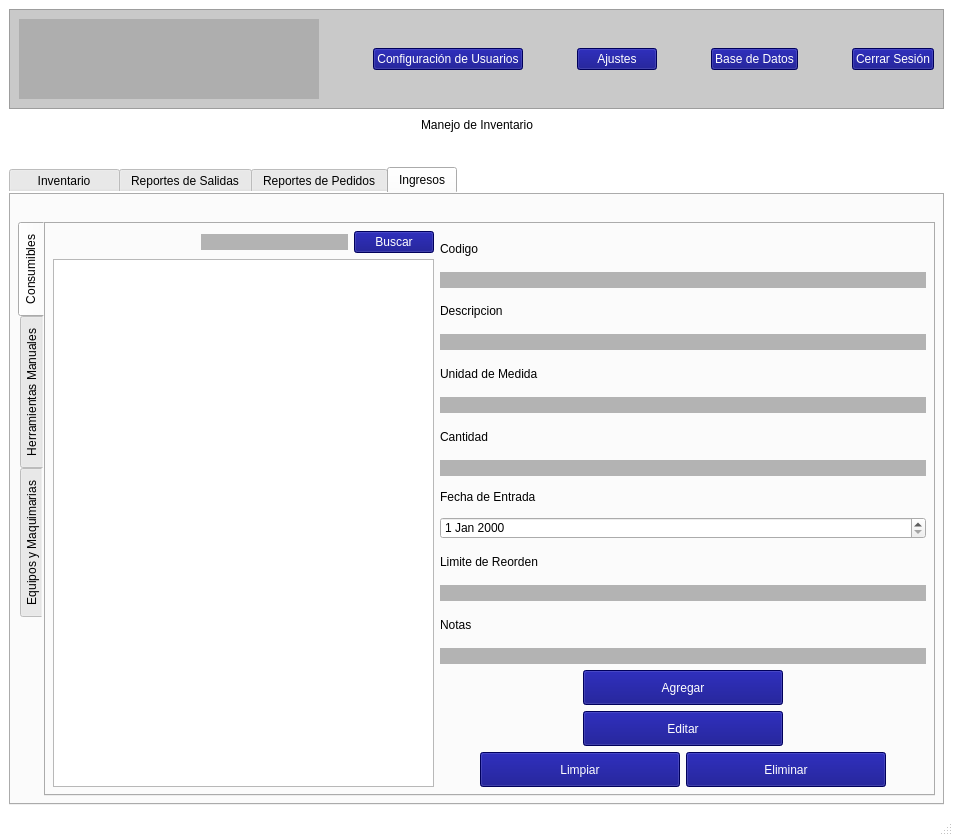
Old version of the form ui/menu_principal.ui in the repository juliosi02/YSR-Control-de-Inventario.
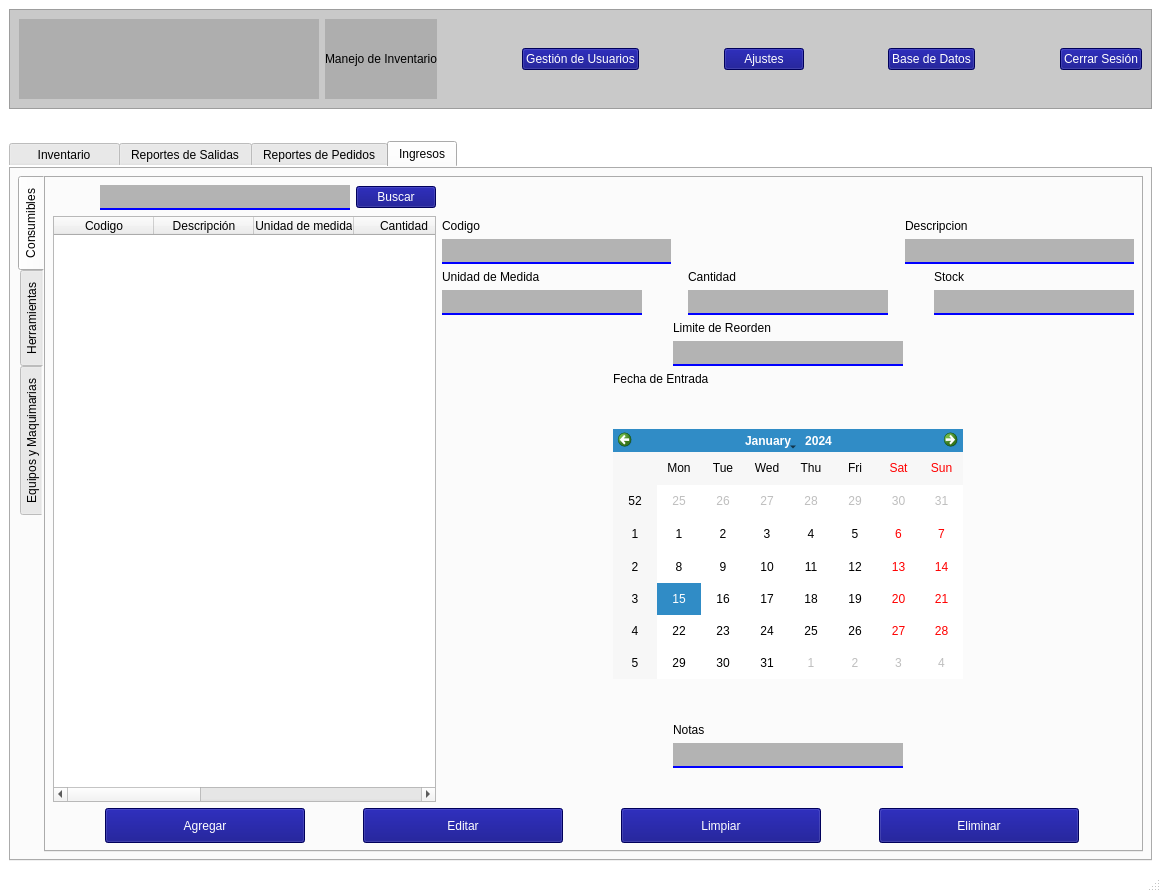
New version of the form. The open tabs and pages were chosen to show the change. Icons and pictures are not drawn.

Commit message: Correciones del dia sabado listas(casi todas) arreglos en los metodos de agg consumibles y herramientas se le añadieron validaciones a los metodos de editar y agg herramientas y consumibles arreglos en la ui de menu principal en los apartados de añadir herramientas y consumibles

Patch:
```diff
--- a/ui/menu_principal.ui
+++ b/ui/menu_principal.ui
@@ -6,10 +6,16 @@
    <rect>
     <x>0</x>
     <y>0</y>
-    <width>953</width>
-    <height>836</height>
+    <width>1161</width>
+    <height>892</height>
    </rect>
   </property>
+  <property name="minimumSize">
+   <size>
+    <width>1161</width>
+    <height>892</height>
+   </size>
+  </property>
   <property name="maximumSize">
    <size>
     <width>16777215</width>
@@ -28,7 +34,10 @@
 QLineEdit{
 	color: rgb(0, 0, 0);
 	border:0;
-	background-color: rgb(106, 106, 106, 0.5);
+	background-color: rgba(106, 106, 106, 0.5);
+	font: 75 12pt &quot;Arial&quot;;
+border:none;
+border-bottom:2px solid blue;
 }
 QMainWindow{
 	background-color: rgb(255, 255, 255);
@@ -52,7 +61,7 @@
 }
 QComboBox{
 	
-	background-color: rgb(102, 102, 102, 0.5);
+	background-color: rgba(102, 102, 102, 0.5);
 	font: 75 11pt &quot;Arial&quot;;
 }
 QTableWidget{
@@ -65,7 +74,7 @@
     <item>
      <widget class="QFrame" name="frame">
       <property name="styleSheet">
-       <string notr="true">background-color: rgb(147, 147, 147, 0.5);</string>
+       <string notr="true">background-color: rgba(147, 147, 147, 0.5);</string>
       </property>
       <property name="frameShape">
        <enum>QFrame::StyledPanel</enum>
@@ -103,6 +112,16 @@
          </item>
          <item>
           <layout class="QHBoxLayout" name="horizontalLayout">
+           <item>
+            <widget class="QLabel" name="label_7">
+             <property name="styleSheet">
+              <string notr="true">font: 48pt &quot;Playbill&quot;;</string>
+             </property>
+             <property name="text">
+              <string>Manejo de Inventario</string>
+             </property>
+            </widget>
+           </item>
            <item>
             <spacer name="horizontalSpacer_23">
              <property name="orientation">
@@ -123,7 +142,7 @@
 background-color: rgb(0, 0, 127);</string>
              </property>
              <property name="text">
-              <string>Configuración de Usuarios</string>
+              <string>Gestión de Usuarios</string>
              </property>
             </widget>
            </item>
@@ -206,46 +225,6 @@
       </layout>
      </widget>
     </item>
-    <item>
-     <layout class="QHBoxLayout" name="horizontalLayout_16">
-      <item>
-       <spacer name="horizontalSpacer_25">
-        <property name="orientation">
-         <enum>Qt::Horizontal</enum>
-        </property>
-        <property name="sizeHint" stdset="0">
-         <size>
-          <width>40</width>
-          <height>20</height>
-         </size>
-        </property>
-       </spacer>
-      </item>
-      <item>
-       <widget class="QLabel" name="label_7">
-        <property name="styleSheet">
-         <string notr="true">font: 48pt &quot;Playbill&quot;;</string>
-        </property>
-        <property name="text">
-         <string>Manejo de Inventario</string>
-        </property>
-       </widget>
-      </item>
-      <item>
-       <spacer name="horizontalSpacer_26">
-        <property name="orientation">
-         <enum>Qt::Horizontal</enum>
-        </property>
-        <property name="sizeHint" stdset="0">
-         <size>
-          <width>40</width>
-          <height>20</height>
-         </size>
-        </property>
-       </spacer>
-      </item>
-     </layout>
-    </item>
     <item>
      <layout class="QHBoxLayout" name="horizontalLayout_17">
       <item>
@@ -272,6 +251,12 @@
     </item>
     <item>
      <widget class="QTabWidget" name="tabWidget">
+      <property name="minimumSize">
+       <size>
+        <width>0</width>
+        <height>0</height>
+       </size>
+      </property>
       <property name="currentIndex">
        <number>2</number>
       </property>
@@ -3054,19 +3039,6 @@
         <string>Ingresos</string>
        </attribute>
        <layout class="QVBoxLayout" name="verticalLayout_77">
-        <item>
-         <spacer name="horizontalSpacer_75">
-          <property name="orientation">
-           <enum>Qt::Horizontal</enum>
-          </property>
-          <property name="sizeHint" stdset="0">
-           <size>
-            <width>912</width>
-            <height>20</height>
-           </size>
-          </property>
-         </spacer>
-        </item>
         <item>
          <widget class="QTabWidget" name="tabWidget_reportes_2">
           <property name="minimumSize">
@@ -3106,7 +3078,9 @@
            <attribute name="title">
             <string>Consumibles</string>
            </attribute>
-           <layout class="QHBoxLayout" name="horizontalLayout_18">
+           <layout class="QVBoxLayout" name="verticalLayout_112">
+            <item>
+             <layout class="QHBoxLayout" name="horizontalLayout_97">
             <item>
              <layout class="QVBoxLayout" name="verticalLayout_39">
               <item>
@@ -3125,7 +3099,20 @@
                  </spacer>
                 </item>
                 <item>
-                 <widget class="QLineEdit" name="lineEdit_busqueda_C"/>
+                   <widget class="QLineEdit" name="lineEdit_busqueda_C">
+                    <property name="minimumSize">
+                     <size>
+                      <width>250</width>
+                      <height>25</height>
+                     </size>
+                    </property>
+                    <property name="maximumSize">
+                     <size>
+                      <width>250</width>
+                      <height>25</height>
+                     </size>
+                    </property>
+                   </widget>
                 </item>
                 <item>
                  <widget class="QPushButton" name="btn_buscar_ConsAgg">
@@ -3137,14 +3124,68 @@
                </layout>
               </item>
               <item>
-               <widget class="QTableWidget" name="tableWidget_AggCons"/>
+                 <widget class="QTableWidget" name="tableWidget_AggCons">
+                  <column>
+                   <property name="text">
+                    <string>Codigo</string>
+                   </property>
+                  </column>
+                  <column>
+                   <property name="text">
+                    <string>Descripción</string>
+                   </property>
+                  </column>
+                  <column>
+                   <property name="text">
+                    <string>Unidad de medida</string>
+                   </property>
+                  </column>
+                  <column>
+                   <property name="text">
+                    <string>Cantidad</string>
+                   </property>
+                  </column>
+                  <column>
+                   <property name="text">
+                    <string>Stock</string>
+                   </property>
+                  </column>
+                  <column>
+                   <property name="text">
+                    <string>Limite de Reorden</string>
+                   </property>
+                  </column>
+                  <column>
+                   <property name="text">
+                    <string>Fecha de entrada</string>
+                   </property>
+                  </column>
+                  <column>
+                   <property name="text">
+                    <string>Notas</string>
+                   </property>
+                  </column>
+                 </widget>
               </item>
              </layout>
             </item>
             <item>
-             <layout class="QVBoxLayout" name="verticalLayout_46">
+               <layout class="QVBoxLayout" name="verticalLayout_111">
               <item>
-               <layout class="QVBoxLayout" name="verticalLayout_25">
+                 <spacer name="verticalSpacer_10">
+                  <property name="orientation">
+                   <enum>Qt::Vertical</enum>
+                  </property>
+                  <property name="sizeHint" stdset="0">
+                   <size>
+                    <width>20</width>
+                    <height>40</height>
+                   </size>
+                  </property>
+                 </spacer>
+                </item>
+                <item>
+                 <layout class="QHBoxLayout" name="horizontalLayout_22">
                 <item>
                  <layout class="QVBoxLayout" name="verticalLayout_42">
                   <item>
@@ -3155,12 +3196,38 @@
                    </widget>
                   </item>
                   <item>
-                   <widget class="QLineEdit" name="txt_codigo_consAgg"/>
+                     <widget class="QLineEdit" name="txt_codigo_consAgg">
+                      <property name="minimumSize">
+                       <size>
+                        <width>200</width>
+                        <height>25</height>
+                       </size>
+                      </property>
+                      <property name="maximumSize">
+                       <size>
+                        <width>250</width>
+                        <height>25</height>
+                       </size>
+                      </property>
+                     </widget>
                   </item>
                  </layout>
                 </item>
                 <item>
-                 <layout class="QVBoxLayout" name="verticalLayout_44">
+                   <spacer name="horizontalSpacer_50">
+                    <property name="orientation">
+                     <enum>Qt::Horizontal</enum>
+                    </property>
+                    <property name="sizeHint" stdset="0">
+                     <size>
+                      <width>40</width>
+                      <height>20</height>
+                     </size>
+                    </property>
+                   </spacer>
+                  </item>
+                  <item>
+                   <layout class="QVBoxLayout" name="verticalLayout_25">
                   <item>
                    <widget class="QLabel" name="label_19">
                     <property name="text">
@@ -3169,10 +3236,27 @@
                    </widget>
                   </item>
                   <item>
-                   <widget class="QLineEdit" name="txt_descrip_consAgg"/>
+                     <widget class="QLineEdit" name="txt_descrip_consAgg">
+                      <property name="minimumSize">
+                       <size>
+                        <width>200</width>
+                        <height>25</height>
+                       </size>
+                      </property>
+                      <property name="maximumSize">
+                       <size>
+                        <width>250</width>
+                        <height>25</height>
+                       </size>
+                      </property>
+                     </widget>
                   </item>
                  </layout>
                 </item>
+                 </layout>
+                </item>
+                <item>
+                 <layout class="QHBoxLayout" name="horizontalLayout_23">
                 <item>
                  <layout class="QVBoxLayout" name="verticalLayout_43">
                   <item>
@@ -3183,12 +3267,38 @@
                    </widget>
                   </item>
                   <item>
-                   <widget class="QLineEdit" name="txt_uni_medConsagg"/>
+                     <widget class="QLineEdit" name="txt_uni_medConsagg">
+                      <property name="minimumSize">
+                       <size>
+                        <width>200</width>
+                        <height>25</height>
+                       </size>
+                      </property>
+                      <property name="maximumSize">
+                       <size>
+                        <width>250</width>
+                        <height>25</height>
+                       </size>
+                      </property>
+                     </widget>
                   </item>
                  </layout>
                 </item>
                 <item>
-                 <layout class="QVBoxLayout" name="verticalLayout_47">
+                   <spacer name="horizontalSpacer_54">
+                    <property name="orientation">
+                     <enum>Qt::Horizontal</enum>
+                    </property>
+                    <property name="sizeHint" stdset="0">
+                     <size>
+                      <width>40</width>
+                      <height>20</height>
+                     </size>
+                    </property>
+                   </spacer>
+                  </item>
+                  <item>
+                   <layout class="QVBoxLayout" name="verticalLayout_44">
                   <item>
                    <widget class="QLabel" name="label_22">
                     <property name="text">
@@ -3198,6 +3308,18 @@
                   </item>
                   <item>
                    <widget class="QLineEdit" name="txt_cant_ConsAgg">
+                      <property name="minimumSize">
+                       <size>
+                        <width>200</width>
+                        <height>25</height>
+                       </size>
+                      </property>
+                      <property name="maximumSize">
+                       <size>
+                        <width>250</width>
+                        <height>25</height>
+                       </size>
+                      </property>
                     <property name="text">
                      <string/>
                     </property>
@@ -3206,21 +3328,67 @@
                  </layout>
                 </item>
                 <item>
-                 <layout class="QVBoxLayout" name="verticalLayout_22">
+                   <spacer name="horizontalSpacer_55">
+                    <property name="orientation">
+                     <enum>Qt::Horizontal</enum>
+                    </property>
+                    <property name="sizeHint" stdset="0">
+                     <size>
+                      <width>40</width>
+                      <height>20</height>
+                     </size>
+                    </property>
+                   </spacer>
+                  </item>
                   <item>
-                   <widget class="QLabel" name="label_21">
+                   <layout class="QVBoxLayout" name="verticalLayout_48">
+                    <item>
+                     <widget class="QLabel" name="label_45">
                     <property name="text">
-                     <string>Fecha de Entrada</string>
+                       <string>Stock</string>
                     </property>
                    </widget>
                   </item>
                   <item>
-                   <widget class="QDateEdit" name="dateEdit_fechEConsAGG"/>
+                     <widget class="QLineEdit" name="txt_stock_ConsAgg">
+                      <property name="minimumSize">
+                       <size>
+                        <width>200</width>
+                        <height>25</height>
+                       </size>
+                      </property>
+                      <property name="maximumSize">
+                       <size>
+                        <width>250</width>
+                        <height>25</height>
+                       </size>
+                      </property>
+                      <property name="text">
+                       <string/>
+                      </property>
+                     </widget>
                   </item>
                  </layout>
                 </item>
+                 </layout>
+                </item>
                 <item>
-                 <layout class="QVBoxLayout" name="verticalLayout_50">
+                 <layout class="QHBoxLayout" name="horizontalLayout_21">
+                  <item>
+                   <spacer name="horizontalSpacer_56">
+                    <property name="orientation">
+                     <enum>Qt::Horizontal</enum>
+                    </property>
+                    <property name="sizeHint" stdset="0">
+                     <size>
+                      <width>40</width>
+                      <height>20</height>
+                     </size>
+                    </property>
+                   </spacer>
+                  </item>
+                  <item>
+                   <layout class="QVBoxLayout" name="verticalLayout_46">
                   <item>
                    <widget class="QLabel" name="label_24">
                     <property name="text">
@@ -3230,6 +3398,18 @@
                   </item>
                   <item>
                    <widget class="QLineEdit" name="txt_limite_reorden_AGgCons">
+                      <property name="minimumSize">
+                       <size>
+                        <width>200</width>
+                        <height>25</height>
+                       </size>
+                      </property>
+                      <property name="maximumSize">
+                       <size>
+                        <width>250</width>
+                        <height>25</height>
+                       </size>
+                      </property>
                     <property name="text">
                      <string/>
                     </property>
@@ -3238,7 +3418,120 @@
                  </layout>
                 </item>
                 <item>
-                 <layout class="QVBoxLayout" name="verticalLayout_48">
+                   <spacer name="horizontalSpacer_57">
+                    <property name="orientation">
+                     <enum>Qt::Horizontal</enum>
+                    </property>
+                    <property name="sizeHint" stdset="0">
+                     <size>
+                      <width>40</width>
+                      <height>20</height>
+                     </size>
+                    </property>
+                   </spacer>
+                  </item>
+                 </layout>
+                </item>
+                <item>
+                 <layout class="QHBoxLayout" name="horizontalLayout_95">
+                  <item>
+                   <spacer name="horizontalSpacer_58">
+                    <property name="orientation">
+                     <enum>Qt::Horizontal</enum>
+                    </property>
+                    <property name="sizeHint" stdset="0">
+                     <size>
+                      <width>40</width>
+                      <height>20</height>
+                     </size>
+                    </property>
+                   </spacer>
+                  </item>
+                  <item>
+                   <layout class="QVBoxLayout" name="verticalLayout_22">
+                    <item>
+                     <widget class="QLabel" name="label_21">
+                      <property name="text">
+                       <string>Fecha de Entrada</string>
+                      </property>
+                     </widget>
+                    </item>
+                    <item>
+                     <spacer name="verticalSpacer_13">
+                      <property name="orientation">
+                       <enum>Qt::Vertical</enum>
+                      </property>
+                      <property name="sizeHint" stdset="0">
+                       <size>
+                        <width>20</width>
+                        <height>40</height>
+                       </size>
+                      </property>
+                     </spacer>
+                    </item>
+                    <item>
+                     <widget class="QCalendarWidget" name="calendarWidget_2">
+                      <property name="minimumSize">
+                       <size>
+                        <width>350</width>
+                        <height>250</height>
+                       </size>
+                      </property>
+                      <property name="maximumSize">
+                       <size>
+                        <width>350</width>
+                        <height>250</height>
+                       </size>
+                      </property>
+                     </widget>
+                    </item>
+                    <item>
+                     <spacer name="verticalSpacer_14">
+                      <property name="orientation">
+                       <enum>Qt::Vertical</enum>
+                      </property>
+                      <property name="sizeHint" stdset="0">
+                       <size>
+                        <width>20</width>
+                        <height>40</height>
+                       </size>
+                      </property>
+                     </spacer>
+                    </item>
+                   </layout>
+                  </item>
+                  <item>
+                   <spacer name="horizontalSpacer_74">
+                    <property name="orientation">
+                     <enum>Qt::Horizontal</enum>
+                    </property>
+                    <property name="sizeHint" stdset="0">
+                     <size>
+                      <width>40</width>
+                      <height>20</height>
+                     </size>
+                    </property>
+                   </spacer>
+                  </item>
+                 </layout>
+                </item>
+                <item>
+                 <layout class="QHBoxLayout" name="horizontalLayout_96">
+                  <item>
+                   <spacer name="horizontalSpacer_103">
+                    <property name="orientation">
+                     <enum>Qt::Horizontal</enum>
+                    </property>
+                    <property name="sizeHint" stdset="0">
+                     <size>
+                      <width>40</width>
+                      <height>20</height>
+                     </size>
+                    </property>
+                   </spacer>
+                  </item>
+                  <item>
+                   <layout class="QVBoxLayout" name="verticalLayout_47">
                   <item>
                    <widget class="QLabel" name="label_23">
                     <property name="text">
@@ -3248,6 +3541,18 @@
                   </item>
                   <item>
                    <widget class="QLineEdit" name="txtbox_notasAggCons">
+                      <property name="minimumSize">
+                       <size>
+                        <width>200</width>
+                        <height>25</height>
+                       </size>
+                      </property>
+                      <property name="maximumSize">
+                       <size>
+                        <width>250</width>
+                        <height>25</height>
+                       </size>
+                      </property>
                     <property name="text">
                      <string/>
                     </property>
@@ -3255,14 +3560,8 @@
                   </item>
                  </layout>
                 </item>
-               </layout>
-              </item>
               <item>
-               <layout class="QVBoxLayout" name="verticalLayout_49">
-                <item>
-                 <layout class="QHBoxLayout" name="horizontalLayout_21">
-                  <item>
-                   <spacer name="horizontalSpacer_50">
+                   <spacer name="horizontalSpacer_104">
                     <property name="orientation">
                      <enum>Qt::Horizontal</enum>
                     </property>
@@ -3274,6 +3573,27 @@
                     </property>
                    </spacer>
                   </item>
+                 </layout>
+                </item>
+                <item>
+                 <spacer name="verticalSpacer_12">
+                  <property name="orientation">
+                   <enum>Qt::Vertical</enum>
+                  </property>
+                  <property name="sizeHint" stdset="0">
+                   <size>
+                    <width>20</width>
+                    <height>40</height>
+                   </size>
+                  </property>
+                 </spacer>
+                </item>
+               </layout>
+              </item>
+             </layout>
+            </item>
+            <item>
+             <layout class="QHBoxLayout" name="horizontalLayout_18">
                   <item>
                    <widget class="QPushButton" name="btn_agg_ConsAgg">
                     <property name="minimumSize">
@@ -3294,36 +3614,6 @@
                    </widget>
                   </item>
                   <item>
-                   <spacer name="horizontalSpacer_54">
-                    <property name="orientation">
-                     <enum>Qt::Horizontal</enum>
-                    </property>
-                    <property name="sizeHint" stdset="0">
-                     <size>
-                      <width>40</width>
-                      <height>20</height>
-                     </size>
-                    </property>
-                   </spacer>
-                  </item>
-                 </layout>
-                </item>
-                <item>
-                 <layout class="QHBoxLayout" name="horizontalLayout_22">
-                  <item>
-                   <spacer name="horizontalSpacer_55">
-                    <property name="orientation">
-                     <enum>Qt::Horizontal</enum>
-                    </property>
-                    <property name="sizeHint" stdset="0">
-                     <size>
-                      <width>40</width>
-                      <height>20</height>
-                     </size>
-                    </property>
-                   </spacer>
-                  </item>
-                  <item>
                    <widget class="QPushButton" name="btn_edit_ConsAgg">
                     <property name="minimumSize">
                      <size>
@@ -3343,36 +3633,6 @@
                    </widget>
                   </item>
                   <item>
-                   <spacer name="horizontalSpacer_56">
-                    <property name="orientation">
-                     <enum>Qt::Horizontal</enum>
-                    </property>
-                    <property name="sizeHint" stdset="0">
-                     <size>
-                      <width>40</width>
-                      <height>20</height>
-                     </size>
-                    </property>
-                   </spacer>
-                  </item>
-                 </layout>
-                </item>
-                <item>
-                 <layout class="QHBoxLayout" name="horizontalLayout_23">
-                  <item>
-                   <spacer name="horizontalSpacer_57">
-                    <property name="orientation">
-                     <enum>Qt::Horizontal</enum>
-                    </property>
-                    <property name="sizeHint" stdset="0">
-                     <size>
-                      <width>40</width>
-                      <height>20</height>
-                     </size>
-                    </property>
-                   </spacer>
-                  </item>
-                  <item>
                    <widget class="QPushButton" name="btn_limpiar_ConsAgg">
                     <property name="minimumSize">
                      <size>
@@ -3410,30 +3670,13 @@
                     </property>
                    </widget>
                   </item>
-                  <item>
-                   <spacer name="horizontalSpacer_58">
-                    <property name="orientation">
-                     <enum>Qt::Horizontal</enum>
-                    </property>
-                    <property name="sizeHint" stdset="0">
-                     <size>
-                      <width>40</width>
-                      <height>20</height>
-                     </size>
-                    </property>
-                   </spacer>
-                  </item>
-                 </layout>
-                </item>
-               </layout>
-              </item>
              </layout>
             </item>
            </layout>
           </widget>
           <widget class="QWidget" name="tab_9">
            <attribute name="title">
-            <string>Herramientas Manuales</string>
+            <string>Herramientas</string>
            </attribute>
            <layout class="QHBoxLayout" name="horizontalLayout_19">
             <item>
```
Left out of the diff: 1199 changed lines with no effect on the pictures. Lines whose indentation alone changed are shown as unchanged. The commit also changes 5 other files.
